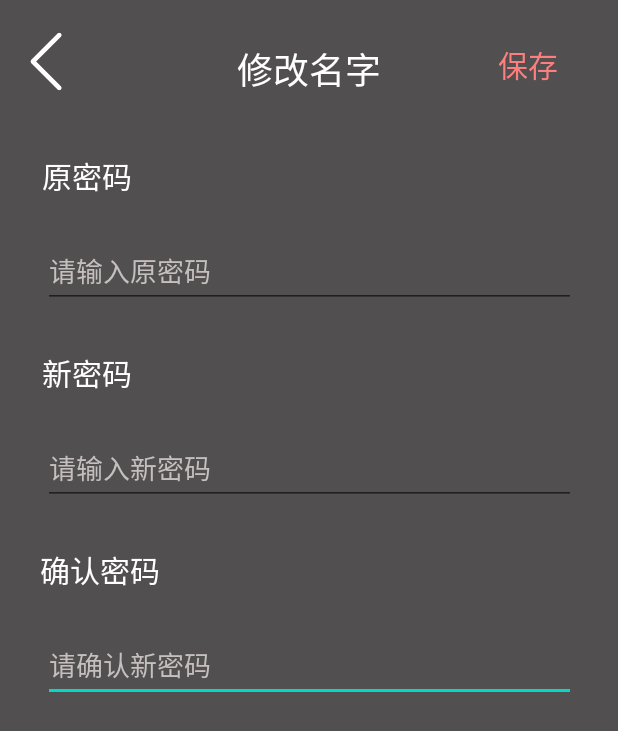
After one commit to Super-Lucky-Lotus/UI2, an Android app: the ChangePasswordActivity screen opened directly, with no data from a screen before it, on a phone screen of 412 x 824 dp. The commit adds this screen. Shown: the top 731 px of the screen. Run offline under Robolectric (Android 15) with nearby library versions, the phone set to English and light mode, and no system bars.

Commit message:
增加了修改名字、密码、简介、头像的界面

```diff
--- /dev/null
+++ b/app/src/main/java/com/example/superluckylotus/ChangePasswordActivity.java
@@ -0,0 +1,37 @@
+package com.example.superluckylotus;
+
+import androidx.appcompat.app.AppCompatActivity;
+
+import android.content.Intent;
+import android.os.Bundle;
+import android.view.View;
+import android.widget.ImageButton;
+
+public class ChangePasswordActivity extends AppCompatActivity {
+
+    ImageButton mbacktosetting;
+    @Override
+    protected void onCreate(Bundle savedInstanceState) {
+        super.onCreate(savedInstanceState);
+        setContentView(R.layout.activity_change_password);
+        mbacktosetting=(ImageButton)findViewById(R.id.backtosettting);
+        setListeners();
+    }
+    private void setListeners(){
+        ChangePasswordActivity.OnClick onClick = new ChangePasswordActivity.OnClick();
+        mbacktosetting.setOnClickListener(onClick);
+    }
+
+    private class OnClick implements View.OnClickListener{
+        @Override
+        public void onClick(View v){
+            Intent intent = null;
+            switch (v.getId()){
+                case R.id.backtosettting:
+                    intent = new Intent(ChangePasswordActivity.this,SettingActivity.class);
+                    break;
+            }
+            startActivity(intent);
+        }
+    }
+}
--- a/app/src/main/res/drawable/text.xml
+++ b/app/src/main/res/drawable/text.xml
@@ -2,5 +2,5 @@
 <shape xmlns:android="http://schemas.android.com/apk/res/android">
 
     <solid android:color="#FFFFFF"/>
-    <corners android:radius="10dip"/>
+    <corners android:radius="15dp"/>
 </shape>
--- /dev/null
+++ b/app/src/main/res/layout/activity_change_password.xml
@@ -0,0 +1,128 @@
+<?xml version="1.0" encoding="utf-8"?>
+<androidx.constraintlayout.widget.ConstraintLayout xmlns:android="http://schemas.android.com/apk/res/android"
+    xmlns:app="http://schemas.android.com/apk/res-auto"
+    xmlns:tools="http://schemas.android.com/tools"
+    android:layout_width="match_parent"
+    android:layout_height="match_parent"
+    android:background="#514F4F"
+    tools:context=".ChangePasswordActivity">
+
+    <TextView
+        android:id="@+id/textView26"
+        android:layout_width="wrap_content"
+        android:layout_height="wrap_content"
+        android:layout_marginTop="28dp"
+        android:text="确认密码"
+        android:textColor="#FFFFFF"
+        android:textSize="20sp"
+        app:layout_constraintEnd_toEndOf="parent"
+        app:layout_constraintHorizontal_bias="0.08"
+        app:layout_constraintStart_toStartOf="parent"
+        app:layout_constraintTop_toBottomOf="@+id/et_newpassword" />
+
+    <EditText
+        android:id="@+id/et_confrimpassword"
+        android:layout_width="355dp"
+        android:layout_height="49dp"
+        android:layout_marginTop="24dp"
+        android:ems="10"
+        android:hint="请确认新密码"
+        android:inputType="textPersonName"
+        android:textColor="#FFFFFF"
+        android:textColorHint="#C6BFBF"
+        app:layout_constraintEnd_toEndOf="parent"
+        app:layout_constraintStart_toStartOf="parent"
+        app:layout_constraintTop_toBottomOf="@+id/textView26" />
+
+    <TextView
+        android:id="@+id/textView25"
+        android:layout_width="wrap_content"
+        android:layout_height="wrap_content"
+        android:layout_marginTop="28dp"
+        android:text="新密码"
+        android:textColor="#FFFFFF"
+        android:textSize="20sp"
+        app:layout_constraintEnd_toEndOf="parent"
+        app:layout_constraintHorizontal_bias="0.08"
+        app:layout_constraintStart_toStartOf="parent"
+        app:layout_constraintTop_toBottomOf="@+id/et_oldpassword" />
+
+    <EditText
+        android:id="@+id/et_newpassword"
+        android:layout_width="355dp"
+        android:layout_height="49dp"
+        android:layout_marginTop="24dp"
+        android:ems="10"
+        android:hint="请输入新密码"
+        android:inputType="textPersonName"
+        android:textColor="#FFFFFF"
+        android:textColorHint="#C6BFBF"
+        app:layout_constraintEnd_toEndOf="parent"
+        app:layout_constraintStart_toStartOf="parent"
+        app:layout_constraintTop_toBottomOf="@+id/textView25" />
+
+    <EditText
+        android:id="@+id/et_oldpassword"
+        android:layout_width="355dp"
+        android:layout_height="49dp"
+        android:layout_marginTop="24dp"
+        android:ems="10"
+        android:hint="请输入原密码"
+        android:inputType="textPersonName"
+        android:textColor="#FFFFFF"
+        android:textColorHint="#C6BFBF"
+        app:layout_constraintEnd_toEndOf="parent"
+        app:layout_constraintStart_toStartOf="parent"
+        app:layout_constraintTop_toBottomOf="@+id/textView24" />
+
+    <TextView
+        android:id="@+id/textView24"
+        android:layout_width="wrap_content"
+        android:layout_height="wrap_content"
+        android:layout_marginTop="36dp"
+        android:text="原密码"
+        android:textColor="#FFFFFF"
+        android:textSize="20sp"
+        app:layout_constraintEnd_toEndOf="parent"
+        app:layout_constraintHorizontal_bias="0.08"
+        app:layout_constraintStart_toStartOf="parent"
+        app:layout_constraintTop_toBottomOf="@+id/backtosettting" />
+
+    <TextView
+        android:id="@+id/btn_preservepassword"
+        android:layout_width="wrap_content"
+        android:layout_height="wrap_content"
+        android:layout_marginTop="28dp"
+        android:layout_marginEnd="40dp"
+        android:layout_marginRight="40dp"
+        android:text="保存"
+        android:textColor="#FB7F7F"
+        android:textSize="20sp"
+        app:layout_constraintEnd_toEndOf="parent"
+        app:layout_constraintTop_toTopOf="parent" />
+
+    <TextView
+        android:id="@+id/textView22"
+        android:layout_width="wrap_content"
+        android:layout_height="wrap_content"
+        android:layout_marginTop="28dp"
+        android:text="修改名字"
+        android:textColor="#FFFFFF"
+        android:textSize="24sp"
+        app:layout_constraintEnd_toEndOf="parent"
+        app:layout_constraintStart_toStartOf="parent"
+        app:layout_constraintTop_toTopOf="parent" />
+
+    <ImageButton
+        android:id="@+id/backtosettting"
+        android:layout_width="50dp"
+        android:layout_height="50dp"
+        android:layout_marginStart="16dp"
+        android:layout_marginLeft="16dp"
+        android:layout_marginTop="16dp"
+        android:background="#00FFFFFF"
+        android:scaleType="centerCrop"
+        app:layout_constraintStart_toStartOf="parent"
+        app:layout_constraintTop_toTopOf="parent"
+        app:srcCompat="@drawable/left" />
+</androidx.constraintlayout.widget.ConstraintLayout>
```
Also changed, not shown: app/src/main/AndroidManifest.xml (+16 -3 lines), app/src/main/java/com/example/superluckylotus/ChangeIntroductionActivity.java (added, +37 -0 lines), app/src/main/java/com/example/superluckylotus/ChangeNameActivity.java (added, +37 -0 lines), app/src/main/java/com/example/superluckylotus/ChangePhotoActivity.java (added, +37 -0 lines), app/src/main/java/com/example/superluckylotus/RegisterActivity.java (+23 -3 lines), app/src/main/java/com/example/superluckylotus/SettingActivity.java (+28 -0 lines), app/src/main/res/layout/activity_change_introduction.xml (added, +77 -0 lines), app/src/main/res/layout/activity_change_name.xml (added, +74 -0 lines), app/src/main/res/layout/activity_change_photo.xml (added, +69 -0 lines), app/src/main/res/layout/activity_setting.xml (+6 -5 lines), app/src/main/res/drawable/download.png (added).
